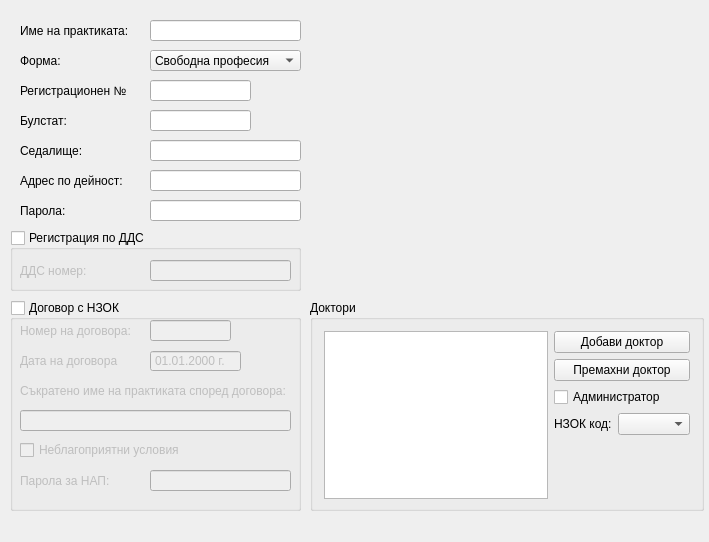
The window that src/View/Widgets/PracticeSettings.ui (thefinalcutbg/DinoDent) describes before a commit, drawn with Qt 5.
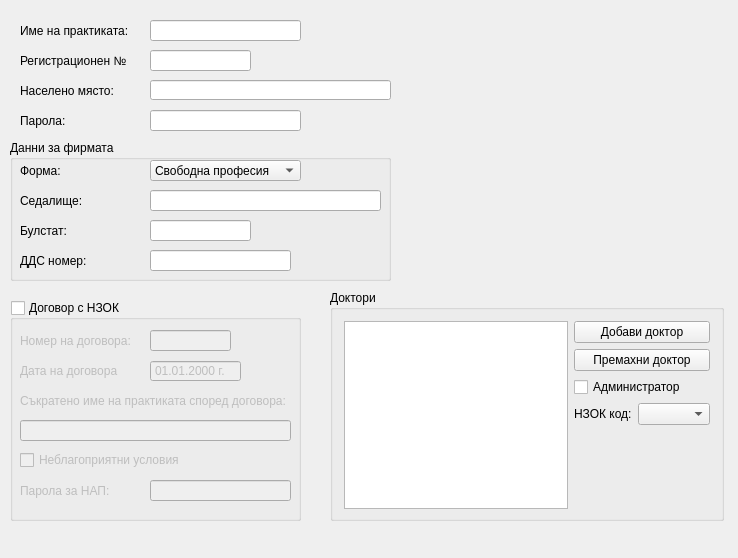
The same window after the commit. Custom widgets are drawn as their Qt base class.

Commit message: Practice activity is now ekatte instead of free input. Db schema updated.

Patch:
```diff
--- a/src/View/Widgets/PracticeSettings.ui
+++ b/src/View/Widgets/PracticeSettings.ui
@@ -6,8 +6,8 @@
    <rect>
     <x>0</x>
     <y>0</y>
-    <width>709</width>
-    <height>542</height>
+    <width>738</width>
+    <height>558</height>
    </rect>
   </property>
   <property name="windowTitle">
@@ -30,7 +30,7 @@
    <property name="geometry">
     <rect>
      <x>20</x>
-     <y>80</y>
+     <y>50</y>
      <width>121</width>
      <height>21</height>
     </rect>
@@ -39,59 +39,6 @@
     <string>Регистрационен №</string>
    </property>
   </widget>
-  <widget class="QLabel" name="label_3">
-   <property name="geometry">
-    <rect>
-     <x>20</x>
-     <y>110</y>
-     <width>49</width>
-     <height>21</height>
-    </rect>
-   </property>
-   <property name="text">
-    <string>Булстат:</string>
-   </property>
-  </widget>
-  <widget class="QComboBox" name="comboBox">
-   <property name="geometry">
-    <rect>
-     <x>150</x>
-     <y>50</y>
-     <width>151</width>
-     <height>21</height>
-    </rect>
-   </property>
-   <item>
-    <property name="text">
-     <string>Свободна професия</string>
-    </property>
-   </item>
-   <item>
-    <property name="text">
-     <string>ЕТ</string>
-    </property>
-   </item>
-   <item>
-    <property name="text">
-     <string>ЕООД</string>
-    </property>
-   </item>
-   <item>
-    <property name="text">
-     <string>ООД</string>
-    </property>
-   </item>
-   <item>
-    <property name="text">
-     <string>ЕАД</string>
-    </property>
-   </item>
-   <item>
-    <property name="text">
-     <string>АД</string>
-    </property>
-   </item>
-  </widget>
   <widget class="LineEdit" name="practiceNameEdit">
    <property name="geometry">
     <rect>
@@ -115,7 +62,7 @@
    <property name="geometry">
     <rect>
      <x>150</x>
-     <y>80</y>
+     <y>50</y>
      <width>101</width>
      <height>21</height>
     </rect>
@@ -124,81 +71,17 @@
     <number>10</number>
    </property>
   </widget>
-  <widget class="LineEdit" name="bulstatEdit">
-   <property name="geometry">
-    <rect>
-     <x>150</x>
-     <y>110</y>
-     <width>101</width>
-     <height>21</height>
-    </rect>
-   </property>
-   <property name="maxLength">
-    <number>13</number>
-   </property>
-  </widget>
-  <widget class="QLabel" name="label_4">
-   <property name="geometry">
-    <rect>
-     <x>20</x>
-     <y>140</y>
-     <width>81</width>
-     <height>21</height>
-    </rect>
-   </property>
-   <property name="text">
-    <string>Седалище:</string>
-   </property>
-  </widget>
-  <widget class="LineEdit" name="addressEdit">
-   <property name="geometry">
-    <rect>
-     <x>150</x>
-     <y>140</y>
-     <width>151</width>
-     <height>21</height>
-    </rect>
-   </property>
-   <property name="sizePolicy">
-    <sizepolicy hsizetype="Preferred" vsizetype="Fixed">
-     <horstretch>0</horstretch>
-     <verstretch>0</verstretch>
-    </sizepolicy>
-   </property>
-   <property name="maxLength">
-    <number>100</number>
-   </property>
-  </widget>
   <widget class="QLabel" name="label_8">
    <property name="geometry">
     <rect>
      <x>20</x>
-     <y>170</y>
+     <y>80</y>
      <width>111</width>
      <height>21</height>
     </rect>
    </property>
    <property name="text">
-    <string>Адрес по дейност:</string>
-   </property>
-  </widget>
-  <widget class="LineEdit" name="activityAddressEdit">
-   <property name="geometry">
-    <rect>
-     <x>150</x>
-     <y>170</y>
-     <width>151</width>
-     <height>21</height>
-    </rect>
-   </property>
-   <property name="sizePolicy">
-    <sizepolicy hsizetype="Preferred" vsizetype="Fixed">
-     <horstretch>0</horstretch>
-     <verstretch>0</verstretch>
-    </sizepolicy>
-   </property>
-   <property name="maxLength">
-    <number>100</number>
+    <string>Населено място:</string>
    </property>
   </widget>
   <widget class="QGroupBox" name="nzokGroup">
@@ -207,7 +90,7 @@
      <x>10</x>
      <y>300</y>
      <width>291</width>
-     <height>211</height>
+     <height>221</height>
     </rect>
    </property>
    <property name="title">
@@ -223,7 +106,7 @@
     <property name="geometry">
      <rect>
       <x>140</x>
-      <y>20</y>
+      <y>30</y>
       <width>81</width>
       <height>21</height>
      </rect>
@@ -236,7 +119,7 @@
     <property name="geometry">
      <rect>
       <x>10</x>
-      <y>20</y>
+      <y>30</y>
       <width>121</width>
       <height>21</height>
      </rect>
@@ -249,7 +132,7 @@
     <property name="geometry">
      <rect>
       <x>10</x>
-      <y>50</y>
+      <y>60</y>
       <width>121</width>
       <height>21</height>
      </rect>
@@ -262,7 +145,7 @@
     <property name="geometry">
      <rect>
       <x>140</x>
-      <y>50</y>
+      <y>60</y>
       <width>91</width>
       <height>22</height>
      </rect>
@@ -305,7 +188,7 @@
     <property name="geometry">
      <rect>
       <x>10</x>
-      <y>80</y>
+      <y>90</y>
       <width>281</width>
       <height>21</height>
      </rect>
@@ -318,7 +201,7 @@
     <property name="geometry">
      <rect>
       <x>10</x>
-      <y>110</y>
+      <y>120</y>
       <width>271</width>
       <height>21</height>
      </rect>
@@ -331,7 +214,7 @@
     <property name="geometry">
      <rect>
       <x>10</x>
-      <y>170</y>
+      <y>180</y>
       <width>101</width>
       <height>21</height>
      </rect>
@@ -344,7 +227,7 @@
     <property name="geometry">
      <rect>
       <x>140</x>
-      <y>170</y>
+      <y>180</y>
       <width>141</width>
       <height>21</height>
      </rect>
@@ -354,7 +237,7 @@
     <property name="geometry">
      <rect>
       <x>10</x>
-      <y>140</y>
+      <y>150</y>
       <width>231</width>
       <height>20</height>
      </rect>
@@ -364,66 +247,11 @@
     </property>
    </widget>
   </widget>
-  <widget class="QGroupBox" name="vatGroup">
-   <property name="geometry">
-    <rect>
-     <x>10</x>
-     <y>230</y>
-     <width>291</width>
-     <height>61</height>
-    </rect>
-   </property>
-   <property name="title">
-    <string>Регистрация по ДДС</string>
-   </property>
-   <property name="checkable">
-    <bool>true</bool>
-   </property>
-   <property name="checked">
-    <bool>false</bool>
-   </property>
-   <widget class="QLabel" name="label_6">
-    <property name="geometry">
-     <rect>
-      <x>10</x>
-      <y>30</y>
-      <width>81</width>
-      <height>21</height>
-     </rect>
-    </property>
-    <property name="text">
-     <string>ДДС номер:</string>
-    </property>
-   </widget>
-   <widget class="LineEdit" name="vatEdit">
-    <property name="geometry">
-     <rect>
-      <x>140</x>
-      <y>30</y>
-      <width>141</width>
-      <height>21</height>
-     </rect>
-    </property>
-   </widget>
-  </widget>
-  <widget class="QLabel" name="label_5">
-   <property name="geometry">
-    <rect>
-     <x>20</x>
-     <y>50</y>
-     <width>91</width>
-     <height>21</height>
-    </rect>
-   </property>
-   <property name="text">
-    <string>Форма:</string>
-   </property>
-  </widget>
   <widget class="QLabel" name="errorLabel">
    <property name="geometry">
     <rect>
      <x>10</x>
-     <y>520</y>
+     <y>530</y>
      <width>391</width>
      <height>21</height>
     </rect>
@@ -451,7 +279,7 @@
    <property name="geometry">
     <rect>
      <x>20</x>
-     <y>200</y>
+     <y>110</y>
      <width>111</width>
      <height>21</height>
     </rect>
@@ -460,29 +288,13 @@
     <string>Парола:</string>
    </property>
   </widget>
-  <widget class="LineEdit" name="passEdit">
-   <property name="geometry">
-    <rect>
-     <x>150</x>
-     <y>200</y>
-     <width>151</width>
-     <height>21</height>
-    </rect>
-   </property>
-   <property name="maxLength">
-    <number>20</number>
-   </property>
-   <property name="echoMode">
-    <enum>QLineEdit::Normal</enum>
-   </property>
-  </widget>
   <widget class="QGroupBox" name="groupBox">
    <property name="geometry">
     <rect>
-     <x>310</x>
-     <y>300</y>
+     <x>330</x>
+     <y>290</y>
      <width>394</width>
-     <height>211</height>
+     <height>231</height>
     </rect>
    </property>
    <property name="title">
@@ -549,6 +361,194 @@
     </item>
    </layout>
   </widget>
+  <widget class="QGroupBox" name="groupBox_2">
+   <property name="geometry">
+    <rect>
+     <x>10</x>
+     <y>140</y>
+     <width>381</width>
+     <height>141</height>
+    </rect>
+   </property>
+   <property name="title">
+    <string>Данни за фирмата</string>
+   </property>
+   <widget class="QComboBox" name="comboBox">
+    <property name="geometry">
+     <rect>
+      <x>140</x>
+      <y>20</y>
+      <width>151</width>
+      <height>21</height>
+     </rect>
+    </property>
+    <item>
+     <property name="text">
+      <string>Свободна професия</string>
+     </property>
+    </item>
+    <item>
+     <property name="text">
+      <string>ЕТ</string>
+     </property>
+    </item>
+    <item>
+     <property name="text">
+      <string>ЕООД</string>
+     </property>
+    </item>
+    <item>
+     <property name="text">
+      <string>ООД</string>
+     </property>
+    </item>
+    <item>
+     <property name="text">
+      <string>ЕАД</string>
+     </property>
+    </item>
+    <item>
+     <property name="text">
+      <string>АД</string>
+     </property>
+    </item>
+   </widget>
+   <widget class="LineEdit" name="firmAddressEdit">
+    <property name="geometry">
+     <rect>
+      <x>140</x>
+      <y>50</y>
+      <width>231</width>
+      <height>21</height>
+     </rect>
+    </property>
+    <property name="sizePolicy">
+     <sizepolicy hsizetype="Expanding" vsizetype="Fixed">
+      <horstretch>0</horstretch>
+      <verstretch>0</verstretch>
+     </sizepolicy>
+    </property>
+    <property name="maxLength">
+     <number>100</number>
+    </property>
+   </widget>
+   <widget class="LineEdit" name="vatEdit">
+    <property name="geometry">
+     <rect>
+      <x>140</x>
+      <y>110</y>
+      <width>141</width>
+      <height>21</height>
+     </rect>
+    </property>
+   </widget>
+   <widget class="LineEdit" name="bulstatEdit">
+    <property name="geometry">
+     <rect>
+      <x>140</x>
+      <y>80</y>
+      <width>101</width>
+      <height>21</height>
+     </rect>
+    </property>
+    <property name="maxLength">
+     <number>13</number>
+    </property>
+   </widget>
+   <widget class="QLabel" name="label_5">
+    <property name="geometry">
+     <rect>
+      <x>10</x>
+      <y>20</y>
+      <width>91</width>
+      <height>21</height>
+     </rect>
+    </property>
+    <property name="text">
+     <string>Форма:</string>
+    </property>
+   </widget>
+   <widget class="QLabel" name="label_4">
+    <property name="geometry">
+     <rect>
+      <x>10</x>
+      <y>50</y>
+      <width>81</width>
+      <height>21</height>
+     </rect>
+    </property>
+    <property name="text">
+     <string>Седалище:</string>
+    </property>
+   </widget>
+   <widget class="QLabel" name="label_6">
+    <property name="geometry">
+     <rect>
+      <x>10</x>
+      <y>110</y>
+      <width>81</width>
+      <height>21</height>
+     </rect>
+    </property>
+    <property name="text">
+     <string>ДДС номер:</string>
+    </property>
+   </widget>
+   <widget class="QLabel" name="label_3">
+    <property name="geometry">
+     <rect>
+      <x>10</x>
+      <y>80</y>
+      <width>49</width>
+      <height>21</height>
+     </rect>
+    </property>
+    <property name="text">
+     <string>Булстат:</string>
+    </property>
+   </widget>
+  </widget>
+  <widget class="LineEdit" name="passEdit">
+   <property name="geometry">
+    <rect>
+     <x>150</x>
+     <y>110</y>
+     <width>151</width>
+     <height>21</height>
+    </rect>
+   </property>
+   <property name="sizePolicy">
+    <sizepolicy hsizetype="Preferred" vsizetype="Fixed">
+     <horstretch>0</horstretch>
+     <verstretch>0</verstretch>
+    </sizepolicy>
+   </property>
+   <property name="maxLength">
+    <number>100</number>
+   </property>
+   <property name="echoMode">
+    <enum>QLineEdit::Normal</enum>
+   </property>
+  </widget>
+  <widget class="AutoCompleteLineEdit" name="activityAddressEdit">
+   <property name="geometry">
+    <rect>
+     <x>150</x>
+     <y>80</y>
+     <width>241</width>
+     <height>20</height>
+    </rect>
+   </property>
+   <property name="sizePolicy">
+    <sizepolicy hsizetype="Preferred" vsizetype="Fixed">
+     <horstretch>0</horstretch>
+     <verstretch>0</verstretch>
+    </sizepolicy>
+   </property>
+   <property name="maxLength">
+    <number>68</number>
+   </property>
+  </widget>
  </widget>
  <layoutdefault spacing="6" margin="11"/>
  <customwidgets>
@@ -562,6 +562,11 @@
    <extends>QDateEdit</extends>
    <header>View/uiComponents/DateEdit.h</header>
   </customwidget>
+  <customwidget>
+   <class>AutoCompleteLineEdit</class>
+   <extends>QLineEdit</extends>
+   <header>View/uiComponents/AutoCompleteLineEdit.h</header>
+  </customwidget>
  </customwidgets>
  <tabstops>
   <tabstop>practiceNameEdit</tabstop>
```
Left out of the diff: 4 changed lines with no effect on the pictures. The commit also changes 11 other files.
